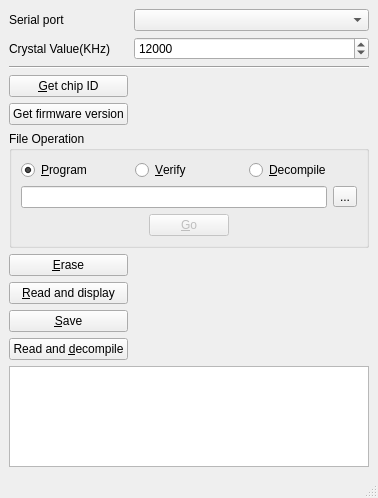
The window that qappmainwindow.ui (bokic/lpcprog) describes before a commit, drawn with Qt 5.
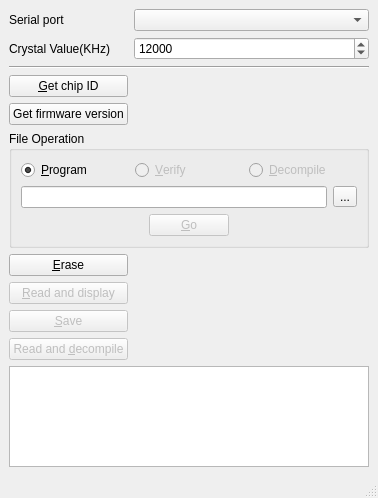
The same window after the commit.

Commit message: * Disable unimplemented button operations. * Fix compile warnings. * QByteArray append bug fixed. * SetEcho line position bug fix.

The edit to the form file:
```diff
--- a/qappmainwindow.ui
+++ b/qappmainwindow.ui
@@ -27,6 +27,9 @@
     </item>
     <item row="8" column="0">
      <widget class="QPushButton" name="save_pushButton">
+      <property name="enabled">
+       <bool>false</bool>
+      </property>
       <property name="toolTip">
        <string>Save chip firmware to file</string>
       </property>
@@ -50,6 +53,9 @@
     </item>
     <item row="9" column="0">
      <widget class="QPushButton" name="decompile_pushButton">
+      <property name="enabled">
+       <bool>false</bool>
+      </property>
       <property name="toolTip">
        <string>Read and decompile chip firmware</string>
       </property>
@@ -94,6 +100,9 @@
          </item>
          <item>
           <widget class="QRadioButton" name="fileVerify_radioButton">
+           <property name="enabled">
+            <bool>false</bool>
+           </property>
            <property name="toolTip">
             <string>Select to verify chip firmware to hex file</string>
            </property>
@@ -104,6 +113,9 @@
          </item>
          <item>
           <widget class="QRadioButton" name="fileDecompile_radioButton">
+           <property name="enabled">
+            <bool>false</bool>
+           </property>
            <property name="toolTip">
             <string>Select to decompile hex file</string>
            </property>
@@ -225,6 +237,9 @@
     </item>
     <item row="7" column="0">
      <widget class="QPushButton" name="read_pushButton">
+      <property name="enabled">
+       <bool>false</bool>
+      </property>
       <property name="toolTip">
        <string>Read chip firmware and display the content</string>
       </property>
```
The commit also changes 2 other files.
